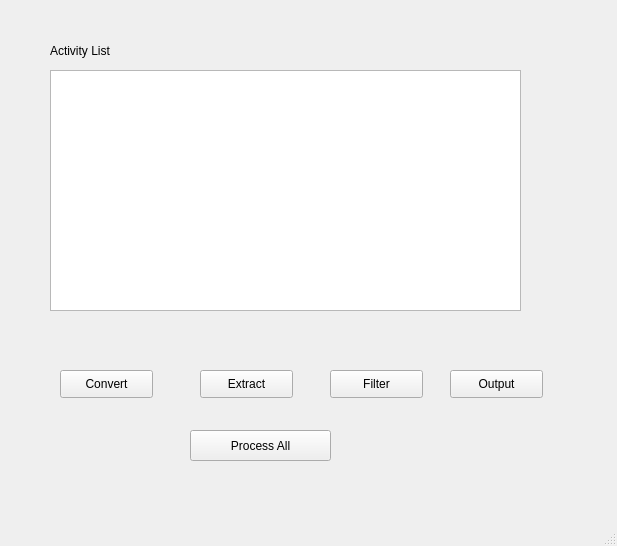
First picture: the form in module/controller/controller.ui, repository Molang00/data_pre-processor, before the edit.
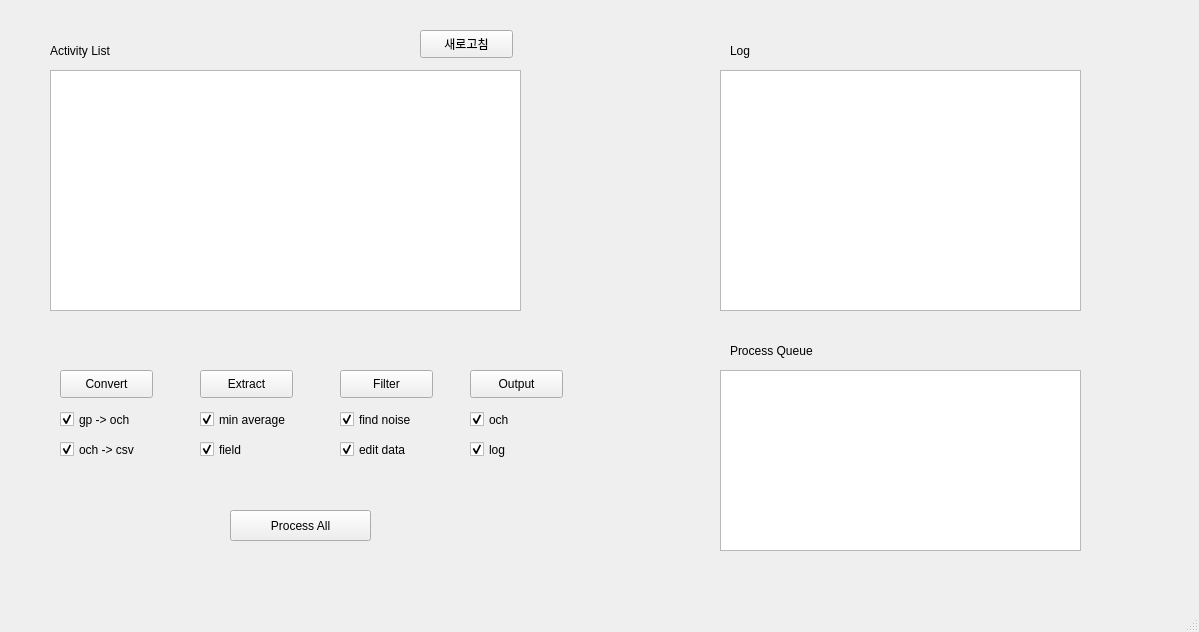
Second picture: the form after the edit.

Commit message: controller complete

```diff
--- a/module/controller/controller.ui
+++ b/module/controller/controller.ui
@@ -6,8 +6,8 @@
    <rect>
     <x>0</x>
     <y>0</y>
-    <width>617</width>
-    <height>546</height>
+    <width>1199</width>
+    <height>632</height>
    </rect>
   </property>
   <property name="windowTitle">
@@ -53,7 +53,7 @@
    <widget class="QPushButton" name="filter_button">
     <property name="geometry">
      <rect>
-      <x>330</x>
+      <x>340</x>
       <y>370</y>
       <width>93</width>
       <height>28</height>
@@ -66,7 +66,7 @@
    <widget class="QPushButton" name="output_button">
     <property name="geometry">
      <rect>
-      <x>450</x>
+      <x>470</x>
       <y>370</y>
       <width>93</width>
       <height>28</height>
@@ -92,8 +92,8 @@
    <widget class="QPushButton" name="all_process_button">
     <property name="geometry">
      <rect>
-      <x>190</x>
-      <y>430</y>
+      <x>230</x>
+      <y>510</y>
       <width>141</width>
       <height>31</height>
      </rect>
@@ -102,6 +102,200 @@
      <string>Process All</string>
     </property>
    </widget>
+   <widget class="QCheckBox" name="gp_to_och_checkBox">
+    <property name="geometry">
+     <rect>
+      <x>60</x>
+      <y>410</y>
+      <width>96</width>
+      <height>19</height>
+     </rect>
+    </property>
+    <property name="text">
+     <string>gp -&gt; och</string>
+    </property>
+    <property name="checked">
+     <bool>true</bool>
+    </property>
+   </widget>
+   <widget class="QCheckBox" name="min_average_checkBox">
+    <property name="geometry">
+     <rect>
+      <x>200</x>
+      <y>410</y>
+      <width>111</width>
+      <height>19</height>
+     </rect>
+    </property>
+    <property name="text">
+     <string>min average</string>
+    </property>
+    <property name="checked">
+     <bool>true</bool>
+    </property>
+   </widget>
+   <widget class="QCheckBox" name="find_noise_checkBox">
+    <property name="geometry">
+     <rect>
+      <x>340</x>
+      <y>410</y>
+      <width>96</width>
+      <height>19</height>
+     </rect>
+    </property>
+    <property name="text">
+     <string>find noise</string>
+    </property>
+    <property name="checked">
+     <bool>true</bool>
+    </property>
+   </widget>
+   <widget class="QCheckBox" name="och__checkBox">
+    <property name="geometry">
+     <rect>
+      <x>470</x>
+      <y>410</y>
+      <width>96</width>
+      <height>19</height>
+     </rect>
+    </property>
+    <property name="text">
+     <string>och</string>
+    </property>
+    <property name="checked">
+     <bool>true</bool>
+    </property>
+   </widget>
+   <widget class="QCheckBox" name="och_to_csv_checkBox">
+    <property name="geometry">
+     <rect>
+      <x>60</x>
+      <y>440</y>
+      <width>111</width>
+      <height>19</height>
+     </rect>
+    </property>
+    <property name="text">
+     <string>och -&gt; csv</string>
+    </property>
+    <property name="checked">
+     <bool>true</bool>
+    </property>
+   </widget>
+   <widget class="QCheckBox" name="field_checkBox">
+    <property name="geometry">
+     <rect>
+      <x>200</x>
+      <y>440</y>
+      <width>111</width>
+      <height>19</height>
+     </rect>
+    </property>
+    <property name="text">
+     <string>field</string>
+    </property>
+    <property name="checked">
+     <bool>true</bool>
+    </property>
+   </widget>
+   <widget class="QCheckBox" name="edit_data_checkBox">
+    <property name="geometry">
+     <rect>
+      <x>340</x>
+      <y>440</y>
+      <width>96</width>
+      <height>19</height>
+     </rect>
+    </property>
+    <property name="text">
+     <string>edit data</string>
+    </property>
+    <property name="checked">
+     <bool>true</bool>
+    </property>
+   </widget>
+   <widget class="QCheckBox" name="log_checkBox">
+    <property name="geometry">
+     <rect>
+      <x>470</x>
+      <y>440</y>
+      <width>96</width>
+      <height>19</height>
+     </rect>
+    </property>
+    <property name="text">
+     <string>log</string>
+    </property>
+    <property name="checked">
+     <bool>true</bool>
+    </property>
+   </widget>
+   <widget class="QLabel" name="label_2">
+    <property name="geometry">
+     <rect>
+      <x>730</x>
+      <y>40</y>
+      <width>91</width>
+      <height>21</height>
+     </rect>
+    </property>
+    <property name="text">
+     <string>Log</string>
+    </property>
+   </widget>
+   <widget class="QLabel" name="label_3">
+    <property name="geometry">
+     <rect>
+      <x>730</x>
+      <y>340</y>
+      <width>131</width>
+      <height>21</height>
+     </rect>
+    </property>
+    <property name="text">
+     <string>Process Queue</string>
+    </property>
+   </widget>
+   <widget class="QTextEdit" name="textEdit">
+    <property name="geometry">
+     <rect>
+      <x>720</x>
+      <y>70</y>
+      <width>361</width>
+      <height>241</height>
+     </rect>
+    </property>
+    <property name="html">
+     <string>&lt;!DOCTYPE HTML PUBLIC &quot;-//W3C//DTD HTML 4.0//EN&quot; &quot;http://www.w3.org/TR/REC-html40/strict.dtd&quot;&gt;
+&lt;html&gt;&lt;head&gt;&lt;meta name=&quot;qrichtext&quot; content=&quot;1&quot; /&gt;&lt;style type=&quot;text/css&quot;&gt;
+p, li { white-space: pre-wrap; }
+&lt;/style&gt;&lt;/head&gt;&lt;body style=&quot; font-family:'Gulim'; font-size:9pt; font-weight:400; font-style:normal;&quot;&gt;
+&lt;p style=&quot;-qt-paragraph-type:empty; margin-top:0px; margin-bottom:0px; margin-left:0px; margin-right:0px; -qt-block-indent:0; text-indent:0px;&quot;&gt;&lt;br /&gt;&lt;/p&gt;&lt;/body&gt;&lt;/html&gt;</string>
+    </property>
+   </widget>
+   <widget class="QTextEdit" name="textEdit_2">
+    <property name="geometry">
+     <rect>
+      <x>720</x>
+      <y>370</y>
+      <width>361</width>
+      <height>181</height>
+     </rect>
+    </property>
+   </widget>
+   <widget class="QPushButton" name="refresh_listview_button">
+    <property name="geometry">
+     <rect>
+      <x>420</x>
+      <y>30</y>
+      <width>93</width>
+      <height>28</height>
+     </rect>
+    </property>
+    <property name="text">
+     <string>새로고침</string>
+    </property>
+   </widget>
   </widget>
   <widget class="QMenuBar" name="menubar">
    <property name="geometry">
```
Left out of the diff: 2 changed lines with no effect on the pictures. The commit also changes 1 other file.
